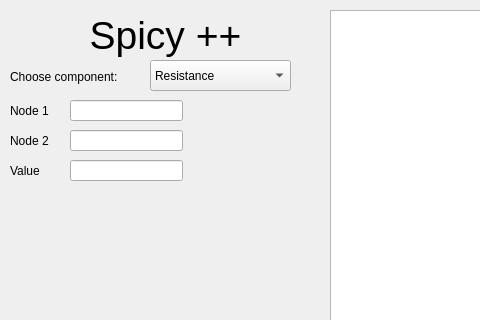
Old version of the form src/Frontend/MainWindow.ui in the repository alalain/SpicyPP; both pictures show x 0 to 480 and y 0 to 320 of the 800 by 600 pixel window.
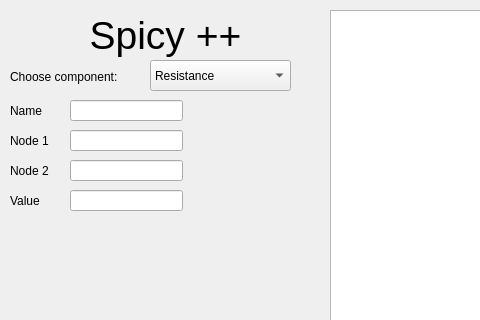
New version of the form.

Diff of the .ui file:
```diff
--- a/src/Frontend/MainWindow.ui
+++ b/src/Frontend/MainWindow.ui
@@ -121,7 +121,7 @@
     <property name="geometry">
      <rect>
       <x>10</x>
-      <y>100</y>
+      <y>130</y>
       <width>61</width>
       <height>21</height>
      </rect>
@@ -134,7 +134,7 @@
     <property name="geometry">
      <rect>
       <x>10</x>
-      <y>130</y>
+      <y>160</y>
       <width>61</width>
       <height>21</height>
      </rect>
@@ -147,7 +147,7 @@
     <property name="geometry">
      <rect>
       <x>10</x>
-      <y>160</y>
+      <y>190</y>
       <width>61</width>
       <height>21</height>
      </rect>
@@ -160,7 +160,7 @@
     <property name="geometry">
      <rect>
       <x>70</x>
-      <y>100</y>
+      <y>130</y>
       <width>113</width>
       <height>21</height>
      </rect>
@@ -170,7 +170,7 @@
     <property name="geometry">
      <rect>
       <x>70</x>
-      <y>130</y>
+      <y>160</y>
       <width>113</width>
       <height>21</height>
      </rect>
@@ -180,12 +180,48 @@
     <property name="geometry">
      <rect>
       <x>70</x>
-      <y>160</y>
+      <y>190</y>
       <width>113</width>
       <height>21</height>
      </rect>
     </property>
    </widget>
+   <widget class="QLineEdit" name="Name">
+    <property name="geometry">
+     <rect>
+      <x>70</x>
+      <y>100</y>
+      <width>113</width>
+      <height>21</height>
+     </rect>
+    </property>
+   </widget>
+   <widget class="QLabel" name="NameLabel">
+    <property name="geometry">
+     <rect>
+      <x>10</x>
+      <y>100</y>
+      <width>61</width>
+      <height>21</height>
+     </rect>
+    </property>
+    <property name="text">
+     <string>Name</string>
+    </property>
+   </widget>
+   <widget class="QLabel" name="ErrorLabel">
+    <property name="geometry">
+     <rect>
+      <x>10</x>
+      <y>240</y>
+      <width>311</width>
+      <height>241</height>
+     </rect>
+    </property>
+    <property name="text">
+     <string/>
+    </property>
+   </widget>
   </widget>
   <widget class="QMenuBar" name="menubar">
    <property name="geometry">
```
